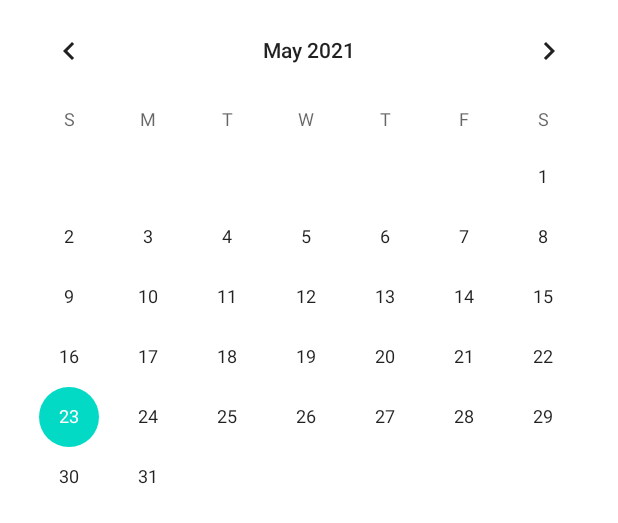
After one commit to AVKhakhalin/AndroidLession_1_HomeWork, an Android app: the layout task3_calendarview.xml on its own in the app's theme, with its tools: preview values and no code run, on a phone screen of 412 x 824 dp. The commit adds this screen. Shown: the top 523 px of the screen. Run offline under Robolectric (Android 15) with nearby library versions, the phone set to English and light mode, and no system bars.

Commit message:
Task 3 well done. Created CalendarView element.

```diff
--- a/app/src/main/java/ru/geekbrains/lession1_homework/MainActivity.java
+++ b/app/src/main/java/ru/geekbrains/lession1_homework/MainActivity.java
@@ -10,6 +10,7 @@ public class MainActivity extends AppCompatActivity {
     protected void onCreate(Bundle savedInstanceState) {
         super.onCreate(savedInstanceState);
 //        setContentView(R.layout.activity_main);
-        setContentView(R.layout.task2_maket);
+//        setContentView(R.layout.task2_maket);
+        setContentView(R.layout.task3_calendarview);
     }
 }
--- /dev/null
+++ b/app/src/main/res/layout/task3_calendarview.xml
@@ -0,0 +1,11 @@
+<?xml version="1.0" encoding="utf-8"?>
+<LinearLayout xmlns:android="http://schemas.android.com/apk/res/android"
+    android:layout_width="match_parent"
+    android:layout_height="match_parent">
+
+    <CalendarView
+        android:layout_width="match_parent"
+        android:layout_height="match_parent">
+    </CalendarView>
+
+</LinearLayout>
```
